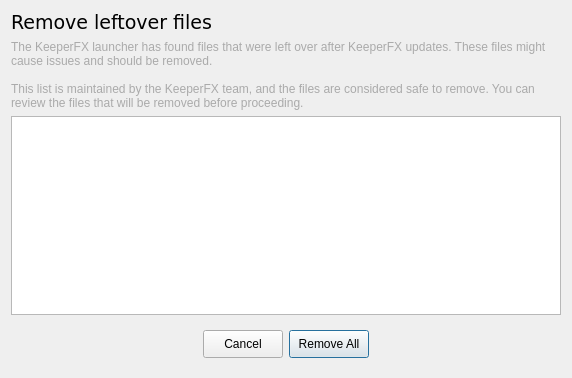
Before: the Qt Designer form ui/fileremoverdialog.ui in yani/keeperfx-launcher-qt, drawn with Qt 5.
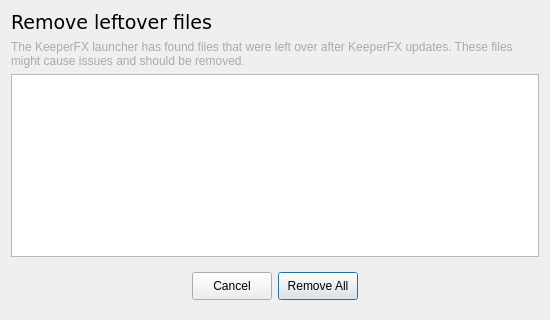
After: the same form once the commit is applied. Icons and pictures are not drawn.

Commit message: update file removal label text + size of dialog

```diff
--- a/ui/fileremoverdialog.ui
+++ b/ui/fileremoverdialog.ui
@@ -9,8 +9,8 @@
    <rect>
     <x>0</x>
     <y>0</y>
-    <width>572</width>
-    <height>378</height>
+    <width>550</width>
+    <height>320</height>
    </rect>
   </property>
   <property name="windowTitle">
@@ -63,9 +63,7 @@
 }</string>
      </property>
      <property name="text">
-      <string comment="Information Label">The KeeperFX launcher has found files that were left over after KeeperFX updates. These files might cause issues and should be removed.
-
-This list is maintained by the KeeperFX team, and the files are considered safe to remove. You can review the files that will be removed before proceeding.</string>
+      <string comment="Information Label">The KeeperFX launcher has found files that were left over after KeeperFX updates. These files might cause issues and should be removed.</string>
      </property>
      <property name="alignment">
       <set>Qt::AlignmentFlag::AlignLeading|Qt::AlignmentFlag::AlignLeft|Qt::AlignmentFlag::AlignTop</set>
```
